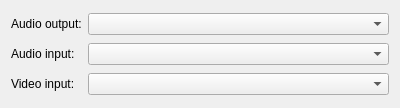
First picture: the form in src/options/opt_avcall.ui, repository psi-im/psi, before the edit.
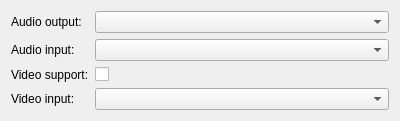
Second picture: the form after the edit.

Commit message: Video option in avcall dialog (Psi+ patch 0800-psi-video-option.diff)

What changed in the file:
```diff
--- a/src/options/opt_avcall.ui
+++ b/src/options/opt_avcall.ui
@@ -1,12 +1,12 @@
 <ui version="4.0" >
  <class>OptAvCall</class>
- <widget class="QWidget" name="OptAvCall" >
-  <property name="geometry" >
+ <widget class="QWidget" name="OptAvCall">
+  <property name="geometry">
    <rect>
     <x>0</x>
     <y>0</y>
     <width>400</width>
-    <height>108</height>
+    <height>114</height>
    </rect>
   </property>
   <property name="windowTitle" >
@@ -20,10 +20,10 @@
      </property>
     </widget>
    </item>
-   <item row="0" column="1" >
-    <widget class="QComboBox" name="cb_audioOutDevice" >
-     <property name="sizePolicy" >
-      <sizepolicy vsizetype="Fixed" hsizetype="Expanding" >
+   <item row="0" column="2">
+    <widget class="QComboBox" name="cb_audioOutDevice">
+     <property name="sizePolicy">
+      <sizepolicy hsizetype="Expanding" vsizetype="Fixed">
        <horstretch>0</horstretch>
        <verstretch>0</verstretch>
       </sizepolicy>
@@ -37,33 +37,47 @@
      </property>
     </widget>
    </item>
-   <item row="1" column="1" >
-    <widget class="QComboBox" name="cb_audioInDevice" >
-     <property name="sizePolicy" >
-      <sizepolicy vsizetype="Fixed" hsizetype="Expanding" >
+   <item row="1" column="2">
+    <widget class="QComboBox" name="cb_audioInDevice">
+     <property name="sizePolicy">
+      <sizepolicy hsizetype="Expanding" vsizetype="Fixed">
        <horstretch>0</horstretch>
        <verstretch>0</verstretch>
       </sizepolicy>
      </property>
     </widget>
    </item>
-   <item row="2" column="0" >
-    <widget class="QLabel" name="lb_videoInDevice" >
-     <property name="text" >
+   <item row="3" column="0">
+    <widget class="QLabel" name="lb_videoInDevice">
+     <property name="text">
       <string>Video input:</string>
      </property>
     </widget>
    </item>
-   <item row="2" column="1" >
-    <widget class="QComboBox" name="cb_videoInDevice" >
-     <property name="sizePolicy" >
-      <sizepolicy vsizetype="Fixed" hsizetype="Expanding" >
+   <item row="3" column="2">
+    <widget class="QComboBox" name="cb_videoInDevice">
+     <property name="sizePolicy">
+      <sizepolicy hsizetype="Expanding" vsizetype="Fixed">
        <horstretch>0</horstretch>
        <verstretch>0</verstretch>
       </sizepolicy>
      </property>
     </widget>
    </item>
+   <item row="2" column="0">
+    <widget class="QLabel" name="label_2">
+     <property name="text">
+      <string>Video support:</string>
+     </property>
+    </widget>
+   </item>
+   <item row="2" column="2">
+    <widget class="QCheckBox" name="cb_videoSupport">
+     <property name="text">
+      <string/>
+     </property>
+    </widget>
+   </item>
   </layout>
  </widget>
  <tabstops>
```
Left out of the diff: 20 changed lines with no effect on the pictures. The commit also changes 2 other files.
